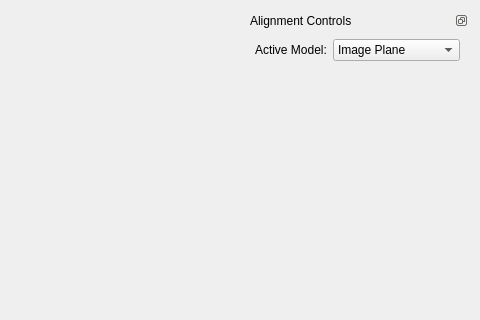
mlin865/mapclientplugins.scaffoldcreator, file mapclientplugins/meshgeneratorstep/qt/meshgeneratorwidget.ui: the form before one commit; both pictures show x 660 to 1140 and y 0 to 320 of the 1140 by 668 pixel window.
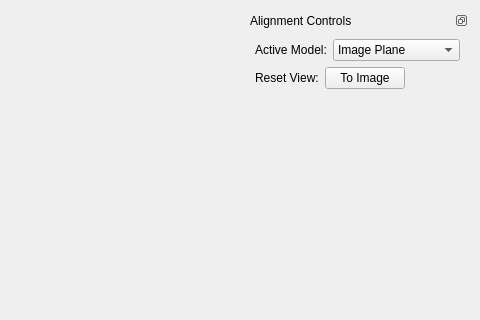
The form after the commit. Custom widgets are drawn as their Qt base class.

Commit message: Add in ability to read in images and set them onto the plane.  Scaling the plane to have the same ratio as the image.

Patch:
```diff
--- a/mapclientplugins/meshgeneratorstep/qt/meshgeneratorwidget.ui
+++ b/mapclientplugins/meshgeneratorstep/qt/meshgeneratorwidget.ui
@@ -419,6 +419,37 @@
          </item>
         </layout>
        </item>
+       <item>
+        <layout class="QHBoxLayout" name="horizontalLayout_5">
+         <item>
+          <widget class="QLabel" name="label_2">
+           <property name="text">
+            <string>Reset View:</string>
+           </property>
+          </widget>
+         </item>
+         <item>
+          <widget class="QPushButton" name="image_pushButton">
+           <property name="text">
+            <string>To Image</string>
+           </property>
+          </widget>
+         </item>
+         <item>
+          <spacer name="horizontalSpacer">
+           <property name="orientation">
+            <enum>Qt::Horizontal</enum>
+           </property>
+           <property name="sizeHint" stdset="0">
+            <size>
+             <width>40</width>
+             <height>20</height>
+            </size>
+           </property>
+          </spacer>
+         </item>
+        </layout>
+       </item>
        <item>
         <spacer name="verticalSpacer_2">
          <property name="orientation">
@@ -427,7 +458,7 @@
          <property name="sizeHint" stdset="0">
           <size>
            <width>20</width>
-           <height>579</height>
+           <height>548</height>
           </size>
          </property>
         </spacer>
```
Left out of the diff: 3 changed lines with no effect on the pictures. The commit also changes 7 other files.
